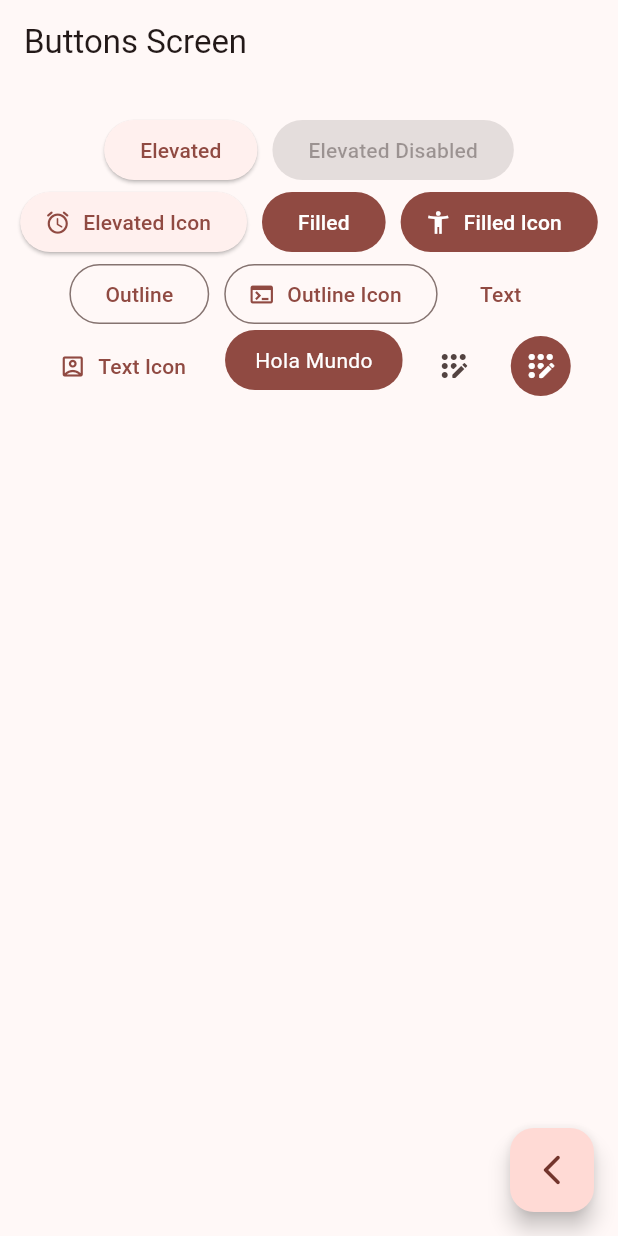
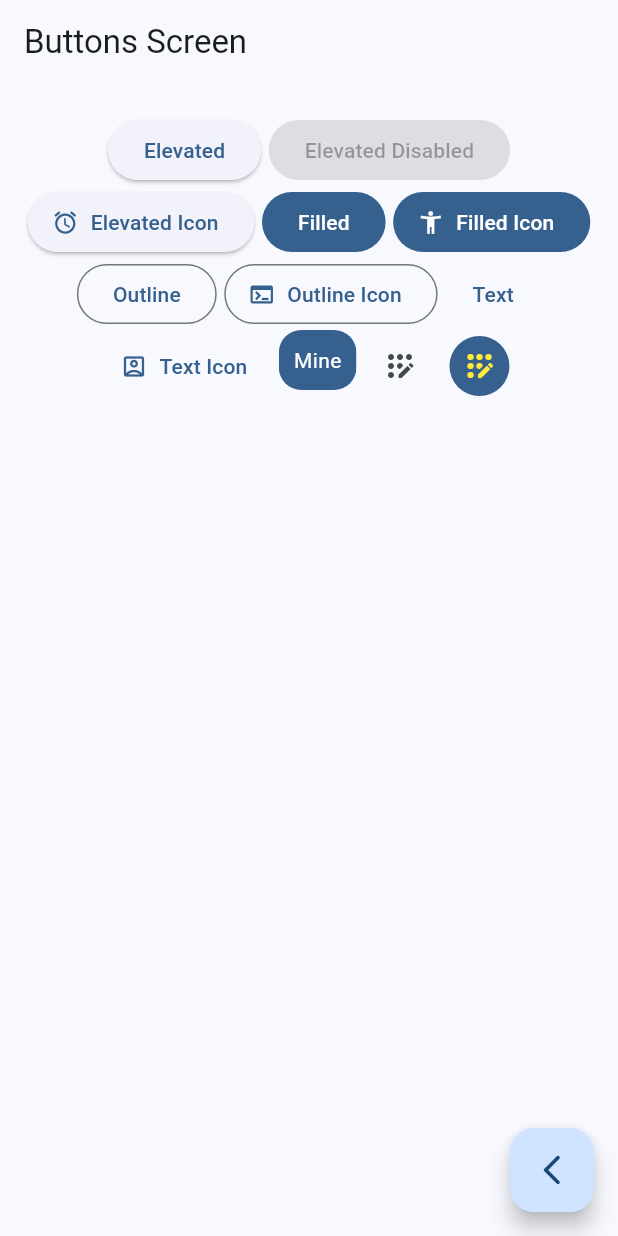
Before and after one commit to Olcortes/widgets_app, a Flutter app: the ButtonsScreen screen opened by its route, on a phone screen of 412 x 824 dp. Run offline on Flutter 3.47's test engine with Material 2 defaults, Android fonts, the phone set to English and light mode, and no system bars; our stand-ins replace go_router.

Commit message:
botons screen finish

```diff
--- a/lib/main.dart
+++ b/lib/main.dart
@@ -14,7 +14,7 @@ class MainApp extends StatelessWidget {
     return MaterialApp.router(
       routerConfig: appRouter,
       debugShowCheckedModeBanner: false,
-      theme: AppTheme(selectedColor: 3).getTheme(),
+      theme: AppTheme(selectedColor: 0).getTheme(),
       // Scaffold(
       //   body: Center(
       //     child: Text('Hello World!'),
--- a/lib/presentation/screens/buttons/buttons_screen.dart
+++ b/lib/presentation/screens/buttons/buttons_screen.dart
@@ -33,11 +33,11 @@ class _ButtonsView extends StatelessWidget {
     final colors = Theme.of(context).colorScheme;
 
     return SizedBox(
-      width: double.infinity,
+      width: double.infinity,//Lo que pueda hacer en la pantalla
       child: Padding(
         padding: const EdgeInsets.symmetric(horizontal: 10, vertical: 20),
-        child: Wrap(
-          spacing: 10,
+        child: Wrap(//Parecido a row pero cuando se acabe el espacio crea una segunda linea y asi sucesivamente
+          spacing: 5,
           alignment: WrapAlignment.center,
           children: [
             ElevatedButton(onPressed: () {}, child: const Text('Elevated')),
@@ -78,8 +78,8 @@ class _ButtonsView extends StatelessWidget {
               onPressed: (){},
               icon: const Icon( Icons.app_registration_rounded),
               style: ButtonStyle(
-                backgroundColor: MaterialStatePropertyAll(colors.primary),
-                iconColor: const MaterialStatePropertyAll(Colors.white),
+                backgroundColor: MaterialStatePropertyAll(colors.primary),//Aplique a todo
+                iconColor: const MaterialStatePropertyAll(Colors.yellow),
               ),
             ),
 
@@ -100,15 +100,15 @@ class CustomButton extends StatelessWidget {
     final colors = Theme.of(context).colorScheme;
 
 
-    return ClipRRect(
-      borderRadius: BorderRadius.circular(20),
+    return ClipRRect(//Colocar especificamente los bordes redondeados
+      borderRadius: BorderRadius.circular(15),
       child: Material(
         color: colors.primary,
-        child: InkWell(
+        child: InkWell(//Reacciona al splash screen
           onTap: () {},
           child: const Padding(
-            padding: EdgeInsets.symmetric( horizontal: 20, vertical: 10),
-            child: Text('Hola Mundo', style: TextStyle(color: Colors.white))
+            padding: EdgeInsets.symmetric( horizontal: 10, vertical: 10),
+            child: Text('Mine', style: TextStyle(color: Colors.white))
           ),
         ),
       ),
```
